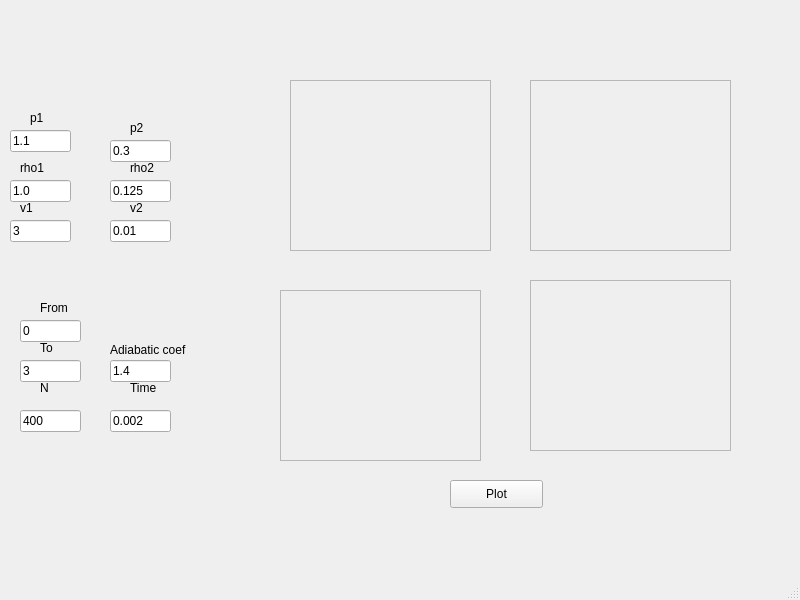
Old version of the form Soda/mainwindow.ui in the repository TrusovKV/MMD_OOP.
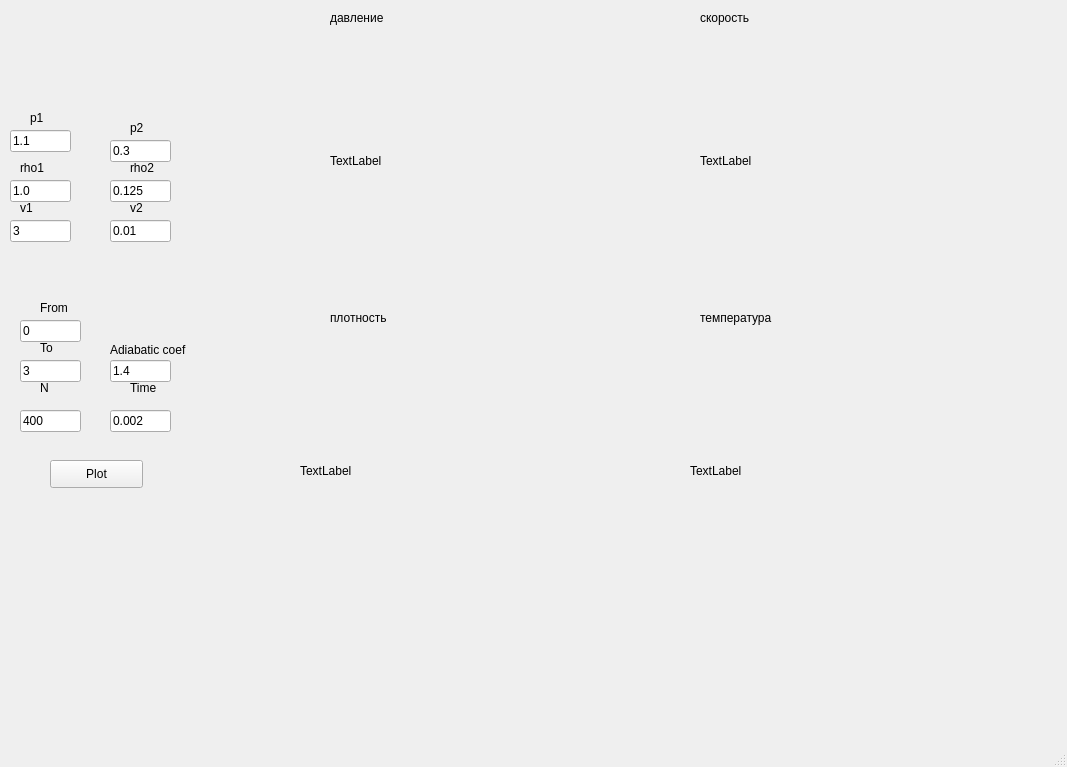
New version of the form. Custom widgets are drawn as their Qt base class.

Patch:
```diff
--- a/Soda/mainwindow.ui
+++ b/Soda/mainwindow.ui
@@ -6,8 +6,8 @@
    <rect>
     <x>0</x>
     <y>0</y>
-    <width>800</width>
-    <height>600</height>
+    <width>1067</width>
+    <height>767</height>
    </rect>
   </property>
   <property name="windowTitle">
@@ -300,75 +300,11 @@
      <string>0.125</string>
     </property>
    </widget>
-   <widget class="renderArea" name="P">
+   <widget class="QPushButton" name="Plot">
     <property name="geometry">
      <rect>
-      <x>290</x>
-      <y>80</y>
-      <width>201</width>
-      <height>171</height>
-     </rect>
-    </property>
-    <property name="frameShape">
-     <enum>QFrame::StyledPanel</enum>
-    </property>
-    <property name="frameShadow">
-     <enum>QFrame::Raised</enum>
-    </property>
-   </widget>
-   <widget class="renderArea" name="T">
-    <property name="geometry">
-     <rect>
-      <x>530</x>
-      <y>80</y>
-      <width>201</width>
-      <height>171</height>
-     </rect>
-    </property>
-    <property name="frameShape">
-     <enum>QFrame::StyledPanel</enum>
-    </property>
-    <property name="frameShadow">
-     <enum>QFrame::Raised</enum>
-    </property>
-   </widget>
-   <widget class="renderArea" name="u">
-    <property name="geometry">
-     <rect>
-      <x>530</x>
-      <y>280</y>
-      <width>201</width>
-      <height>171</height>
-     </rect>
-    </property>
-    <property name="frameShape">
-     <enum>QFrame::StyledPanel</enum>
-    </property>
-    <property name="frameShadow">
-     <enum>QFrame::Raised</enum>
-    </property>
-   </widget>
-   <widget class="renderArea" name="rho">
-    <property name="geometry">
-     <rect>
-      <x>280</x>
-      <y>290</y>
-      <width>201</width>
-      <height>171</height>
-     </rect>
-    </property>
-    <property name="frameShape">
-     <enum>QFrame::StyledPanel</enum>
-    </property>
-    <property name="frameShadow">
-     <enum>QFrame::Raised</enum>
-    </property>
-   </widget>
-   <widget class="QPushButton" name="pushButton">
-    <property name="geometry">
-     <rect>
-      <x>450</x>
-      <y>480</y>
+      <x>50</x>
+      <y>460</y>
       <width>93</width>
       <height>28</height>
      </rect>
@@ -377,6 +313,110 @@
      <string>Plot</string>
     </property>
    </widget>
+   <widget class="QLabel" name="outputGraph2">
+    <property name="geometry">
+     <rect>
+      <x>300</x>
+      <y>340</y>
+      <width>331</width>
+      <height>261</height>
+     </rect>
+    </property>
+    <property name="text">
+     <string>TextLabel</string>
+    </property>
+   </widget>
+   <widget class="QLabel" name="label_12">
+    <property name="geometry">
+     <rect>
+      <x>330</x>
+      <y>10</y>
+      <width>81</width>
+      <height>16</height>
+     </rect>
+    </property>
+    <property name="text">
+     <string>давление</string>
+    </property>
+   </widget>
+   <widget class="QLabel" name="label_13">
+    <property name="geometry">
+     <rect>
+      <x>330</x>
+      <y>310</y>
+      <width>81</width>
+      <height>16</height>
+     </rect>
+    </property>
+    <property name="text">
+     <string>плотность</string>
+    </property>
+   </widget>
+   <widget class="QLabel" name="outputGraph3">
+    <property name="geometry">
+     <rect>
+      <x>690</x>
+      <y>340</y>
+      <width>341</width>
+      <height>261</height>
+     </rect>
+    </property>
+    <property name="text">
+     <string>TextLabel</string>
+    </property>
+   </widget>
+   <widget class="QLabel" name="outputGraph1">
+    <property name="geometry">
+     <rect>
+      <x>700</x>
+      <y>40</y>
+      <width>321</width>
+      <height>241</height>
+     </rect>
+    </property>
+    <property name="text">
+     <string>TextLabel</string>
+    </property>
+   </widget>
+   <widget class="QLabel" name="label_14">
+    <property name="geometry">
+     <rect>
+      <x>700</x>
+      <y>10</y>
+      <width>81</width>
+      <height>16</height>
+     </rect>
+    </property>
+    <property name="text">
+     <string>скорость</string>
+    </property>
+   </widget>
+   <widget class="QLabel" name="label_15">
+    <property name="geometry">
+     <rect>
+      <x>700</x>
+      <y>310</y>
+      <width>81</width>
+      <height>16</height>
+     </rect>
+    </property>
+    <property name="text">
+     <string>температура</string>
+    </property>
+   </widget>
+   <widget class="QLabel" name="outputGraph">
+    <property name="geometry">
+     <rect>
+      <x>330</x>
+      <y>40</y>
+      <width>321</width>
+      <height>241</height>
+     </rect>
+    </property>
+    <property name="text">
+     <string>TextLabel</string>
+    </property>
+   </widget>
   </widget>
   <widget class="QMenuBar" name="menubar">
    <property name="geometry">
@@ -390,14 +430,6 @@
   </widget>
   <widget class="QStatusBar" name="statusbar"/>
  </widget>
- <customwidgets>
-  <customwidget>
-   <class>renderArea</class>
-   <extends>QFrame</extends>
-   <header>renderarea.h</header>
-   <container>1</container>
-  </customwidget>
- </customwidgets>
  <resources/>
  <connections/>
 </ui>
```
Left out of the diff: 2 changed lines with no effect on the pictures.
